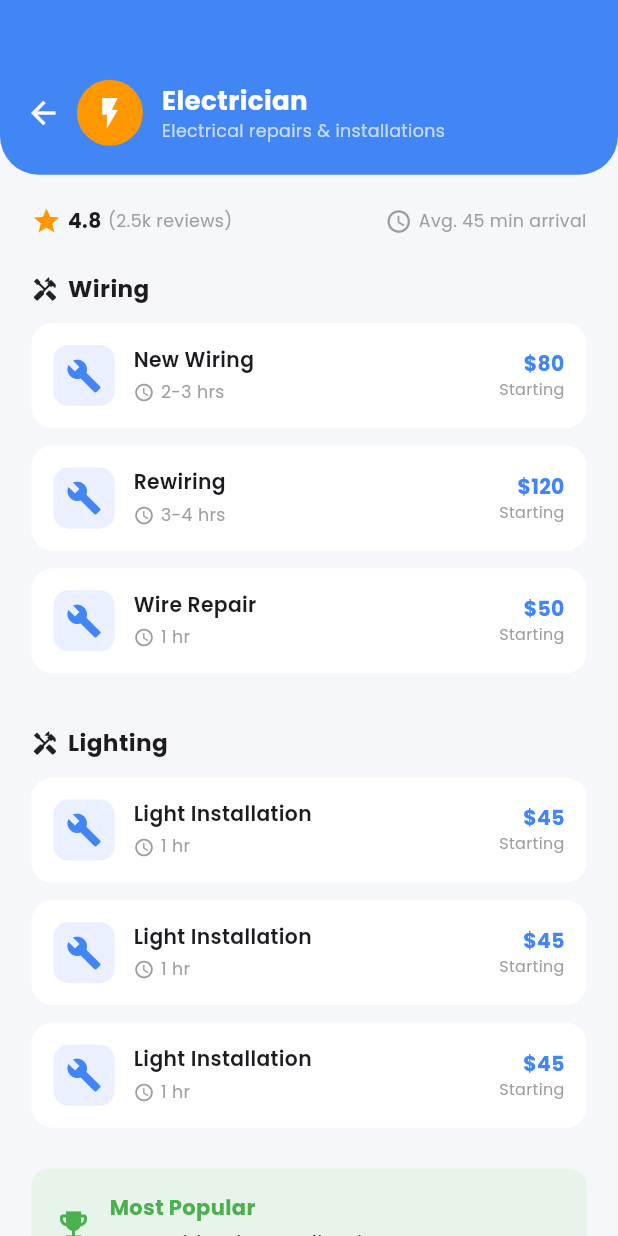
After one commit to Hassaan-Rajwani/Fix-Master, a Flutter app: the ServiceDetailScreen screen opened directly, on a phone screen of 412 x 824 dp. The commit adds this screen. Run offline on Flutter 3.47's test engine with Material 3 defaults, Android fonts, the phone set to English and light mode, and no system bars; our stand-ins replace flutter_screenutil, font_awesome_flutter, get, google_fonts.

Commit message:
feat: service detail.

```diff
--- a/lib/pages/auth/splash_screen.dart
+++ b/lib/pages/auth/splash_screen.dart
@@ -39,7 +39,7 @@ class _SplashScreenState extends State<SplashScreen> {
     //   },
     // );
 
-    Future.delayed(const Duration(milliseconds: 1000), () {
+    Future.delayed(const Duration(milliseconds: 2000), () {
       Get.offAll(() => const LoginScreen());
     });
   }
--- a/lib/pages/customer/home/home_screen.dart
+++ b/lib/pages/customer/home/home_screen.dart
@@ -1,7 +1,9 @@
 // ignore_for_file: deprecated_member_use
 
+import 'package:fix_master/pages/customer/home/service/service_detail.dart';
 import 'package:flutter/material.dart';
 import 'package:flutter_screenutil/flutter_screenutil.dart';
+import 'package:get/get.dart';
 
 class HomeScreen extends StatefulWidget {
   const HomeScreen({super.key});
@@ -218,7 +220,11 @@ class _HomeScreenState extends State<HomeScreen> {
   }
 
   Widget _serviceItem(IconData icon, String title, Color color) {
-    return Container(
+    return GestureDetector(
+      onTap: () {
+        Get.to(() => const ServiceDetailScreen());
+      },
+      child: Container(
         width: 100.w,
         padding: EdgeInsets.symmetric(vertical: 20.h),
         decoration: BoxDecoration(
@@ -238,6 +244,7 @@ class _HomeScreenState extends State<HomeScreen> {
             ),
           ],
         ),
+      ),
     );
   }
 }
--- /dev/null
+++ b/lib/pages/customer/home/service/service_detail.dart
@@ -0,0 +1,258 @@
+import 'package:flutter/material.dart';
+import 'package:flutter_screenutil/flutter_screenutil.dart';
+import 'package:get/get.dart';
+
+class ServiceDetailScreen extends StatelessWidget {
+  const ServiceDetailScreen({super.key});
+
+  @override
+  Widget build(BuildContext context) {
+    return Scaffold(
+      backgroundColor: const Color(0xffF6F7FB),
+      body: Column(
+        children: [
+          _topHeader(),
+          Expanded(
+            child: SingleChildScrollView(
+              padding: EdgeInsets.all(20.w),
+              child: Column(
+                crossAxisAlignment: CrossAxisAlignment.start,
+                children: [
+                  _ratingRow(),
+                  SizedBox(height: 25.h),
+                  _sectionTitle("Wiring"),
+                  SizedBox(height: 12.h),
+                  _serviceTile(
+                    title: "New Wiring",
+                    time: "2-3 hrs",
+                    price: "\$80",
+                  ),
+                  _serviceTile(
+                    title: "Rewiring",
+                    time: "3-4 hrs",
+                    price: "\$120",
+                  ),
+                  _serviceTile(
+                    title: "Wire Repair",
+                    time: "1 hr",
+                    price: "\$50",
+                  ),
+                  SizedBox(height: 25.h),
+                  _sectionTitle("Lighting"),
+                  SizedBox(height: 12.h),
+                  _serviceTile(
+                    title: "Light Installation",
+                    time: "1 hr",
+                    price: "\$45",
+                  ),
+                  _serviceTile(
+                    title: "Light Installation",
+                    time: "1 hr",
+                    price: "\$45",
+                  ),
+                  _serviceTile(
+                    title: "Light Installation",
+                    time: "1 hr",
+                    price: "\$45",
+                  ),
+                  16.verticalSpace,
+                  _successMessage(),
+                ],
+              ),
+            ),
+          ),
+        ],
+      ),
+    );
+  }
+
+  /// 🔵 Top Header
+  Widget _topHeader() {
+    return Container(
+      padding: EdgeInsets.fromLTRB(16.w, 55.h, 16.w, 20.h),
+      decoration: const BoxDecoration(
+        color: Color(0xff4285F4),
+        borderRadius: BorderRadius.vertical(bottom: Radius.circular(26)),
+      ),
+      child: Column(
+        children: [
+          Row(
+            children: [
+              GestureDetector(
+                onTap: () => Get.back(),
+                child: const Icon(Icons.arrow_back, color: Colors.white),
+              ),
+              SizedBox(width: 10.w),
+              CircleAvatar(
+                radius: 22,
+                backgroundColor: Colors.orange,
+                child: const Icon(Icons.flash_on, color: Colors.white),
+              ),
+              SizedBox(width: 12.w),
+              Column(
+                crossAxisAlignment: CrossAxisAlignment.start,
+                children: [
+                  Text(
+                    "Electrician",
+                    style: TextStyle(
+                      color: Colors.white,
+                      fontSize: 18.sp,
+                      fontWeight: FontWeight.bold,
+                    ),
+                  ),
+                  Text(
+                    "Electrical repairs & installations",
+                    style: TextStyle(color: Colors.white70, fontSize: 12.sp),
+                  ),
+                ],
+              ),
+            ],
+          ),
+        ],
+      ),
+    );
+  }
+
+  /// ⭐ Rating Row
+  Widget _ratingRow() {
+    return Row(
+      children: [
+        const Icon(Icons.star, color: Colors.orange, size: 20),
+        SizedBox(width: 4.w),
+        Text(
+          "4.8",
+          style: TextStyle(fontWeight: FontWeight.bold, fontSize: 14.sp),
+        ),
+        SizedBox(width: 4.w),
+        Text(
+          "(2.5k reviews)",
+          style: TextStyle(color: Colors.grey, fontSize: 12.sp),
+        ),
+        const Spacer(),
+        const Icon(Icons.access_time, size: 18, color: Colors.grey),
+        SizedBox(width: 4.w),
+        Text(
+          "Avg. 45 min arrival",
+          style: TextStyle(color: Colors.grey, fontSize: 12.sp),
+        ),
+      ],
+    );
+  }
+
+  /// 📌 Section Title
+  Widget _sectionTitle(String title) {
+    return Row(
+      children: [
+        const Icon(Icons.handyman, size: 18),
+        SizedBox(width: 6.w),
+        Text(
+          title,
+          style: TextStyle(fontSize: 16.sp, fontWeight: FontWeight.bold),
+        ),
+      ],
+    );
+  }
+
+  /// 🧾 Service Tile
+  Widget _serviceTile({
+    required String title,
+    required String time,
+    required String price,
+  }) {
+    return Container(
+      margin: EdgeInsets.only(bottom: 12.h),
+      padding: EdgeInsets.all(14.w),
+      decoration: BoxDecoration(
+        color: Colors.white,
+        borderRadius: BorderRadius.circular(14),
+      ),
+      child: Row(
+        children: [
+          Container(
+            padding: EdgeInsets.all(8.w),
+            decoration: BoxDecoration(
+              color: const Color(0xffEAF0FF),
+              borderRadius: BorderRadius.circular(10),
+            ),
+            child: const Icon(Icons.build, color: Color(0xff4285F4)),
+          ),
+          SizedBox(width: 12.w),
+          Expanded(
+            child: Column(
+              crossAxisAlignment: CrossAxisAlignment.start,
+              children: [
+                Text(
+                  title,
+                  style: TextStyle(
+                    fontSize: 14.sp,
+                    fontWeight: FontWeight.w600,
+                  ),
+                ),
+                SizedBox(height: 4.h),
+                Row(
+                  children: [
+                    const Icon(Icons.access_time, size: 14, color: Colors.grey),
+                    SizedBox(width: 4.w),
+                    Text(
+                      time,
+                      style: TextStyle(color: Colors.grey, fontSize: 12.sp),
+                    ),
+                  ],
+                ),
+              ],
+            ),
+          ),
+          Column(
+            crossAxisAlignment: CrossAxisAlignment.end,
+            children: [
+              Text(
+                price,
+                style: TextStyle(
+                  color: const Color(0xff4285F4),
+                  fontSize: 14.sp,
+                  fontWeight: FontWeight.bold,
+                ),
+              ),
+              Text(
+                "Starting",
+                style: TextStyle(fontSize: 11.sp, color: Colors.grey),
+              ),
+            ],
+          ),
+        ],
+      ),
+    );
+  }
+
+  Widget _successMessage() {
+    return Container(
+      padding: const EdgeInsets.all(16),
+      decoration: BoxDecoration(
+        color: const Color(0xffE6F4EA),
+        borderRadius: BorderRadius.circular(12),
+      ),
+      child: Row(
+        children: const [
+          Icon(Icons.emoji_events, color: Colors.green),
+          SizedBox(width: 12),
+          Expanded(
+            child: Column(
+              crossAxisAlignment: CrossAxisAlignment.start,
+              children: [
+                Text(
+                  "Most Popular",
+                  style: TextStyle(
+                    fontWeight: FontWeight.bold,
+                    color: Colors.green,
+                  ),
+                ),
+                SizedBox(height: 4),
+                Text("New Wiring is trending in your area"),
+              ],
+            ),
+          ),
+        ],
+      ),
+    );
+  }
+}
```
Lines whose indentation alone changed are shown as unchanged.
